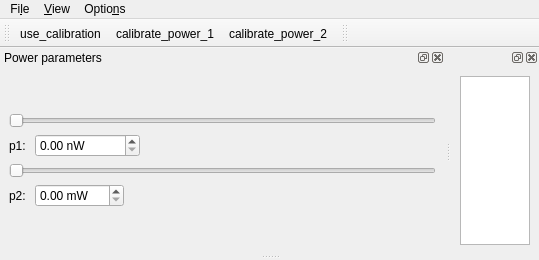
The window that src/qudi/gui/power_controller/ui_powercontroller.ui (bbuusshh/scudi) describes before a commit, drawn with Qt 5.
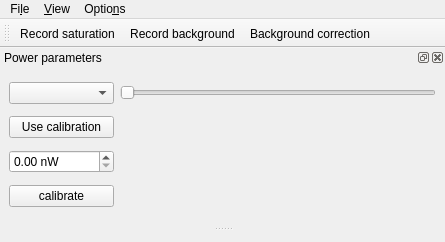
The same window after the commit. Icons and pictures are not drawn. Custom widgets are drawn as their Qt base class.

Commit message: better design

```diff
--- a/src/qudi/gui/power_controller/ui_powercontroller.ui
+++ b/src/qudi/gui/power_controller/ui_powercontroller.ui
@@ -6,10 +6,16 @@
    <rect>
     <x>0</x>
     <y>0</y>
-    <width>538</width>
-    <height>260</height>
+    <width>445</width>
+    <height>242</height>
    </rect>
   </property>
+  <property name="sizePolicy">
+   <sizepolicy hsizetype="Preferred" vsizetype="Preferred">
+    <horstretch>0</horstretch>
+    <verstretch>0</verstretch>
+   </sizepolicy>
+  </property>
   <property name="windowTitle">
    <string>Power controller</string>
   </property>
@@ -22,7 +28,7 @@
     <rect>
      <x>0</x>
      <y>0</y>
-     <width>538</width>
+     <width>445</width>
      <height>21</height>
     </rect>
    </property>
@@ -42,26 +48,11 @@
     <property name="title">
      <string>Optio&amp;ns</string>
     </property>
-    <addaction name="action_FitSettings"/>
    </widget>
    <addaction name="menuLaserscan"/>
    <addaction name="menuView"/>
    <addaction name="menuOptions"/>
   </widget>
-  <widget class="QToolBar" name="background_ToolBar">
-   <property name="windowTitle">
-    <string>toolBar</string>
-   </property>
-   <attribute name="toolBarArea">
-    <enum>TopToolBarArea</enum>
-   </attribute>
-   <attribute name="toolBarBreak">
-    <bool>false</bool>
-   </attribute>
-   <addaction name="actionuse_calibration"/>
-   <addaction name="calibrate_power_1_Action"/>
-   <addaction name="calibrate_power_2_Action"/>
-  </widget>
   <widget class="QToolBar" name="calibrationToolBar">
    <property name="windowTitle">
     <string>toolBar</string>
@@ -72,6 +63,9 @@
    <attribute name="toolBarBreak">
     <bool>false</bool>
    </attribute>
+   <addaction name="actionRecord_saturation"/>
+   <addaction name="actionRecord_background"/>
+   <addaction name="actionBackground_correction"/>
   </widget>
   <widget class="QDockWidget" name="powerDockWidget">
    <property name="minimumSize">
@@ -95,14 +89,10 @@
    <widget class="QWidget" name="dockWidgetContents_2">
     <layout class="QGridLayout" name="gridLayout">
      <item row="0" column="0">
-      <layout class="QVBoxLayout" name="verticalLayout_4">
-       <property name="sizeConstraint">
-        <enum>QLayout::SetMaximumSize</enum>
-       </property>
-       <item>
-        <layout class="QVBoxLayout" name="verticalLayout">
-         <item>
-          <widget class="QSlider" name="p1HorizontalSlider">
+      <widget class="QComboBox" name="channel_comboBox"/>
+     </item>
+     <item row="0" column="1">
+      <widget class="QSlider" name="powerHorizontalSlider">
            <property name="maximum">
             <number>360</number>
            </property>
@@ -111,23 +101,15 @@
            </property>
           </widget>
          </item>
-         <item>
-          <layout class="QHBoxLayout" name="horizontalLayout_3">
-           <item>
-            <widget class="QLabel" name="p1Label">
-             <property name="maximumSize">
-              <size>
-               <width>20</width>
-               <height>16777215</height>
-              </size>
-             </property>
+     <item row="1" column="0">
+      <widget class="QPushButton" name="use_calibration_Button">
              <property name="text">
-              <string>p1: </string>
+        <string>Use calibration</string>
              </property>
             </widget>
            </item>
-           <item>
-            <widget class="QDoubleSpinBox" name="power_1_doubleSpinBox">
+     <item row="2" column="0">
+      <widget class="QDoubleSpinBox" name="power_doubleSpinBox">
              <property name="enabled">
               <bool>true</bool>
              </property>
@@ -145,99 +127,15 @@
              </property>
             </widget>
            </item>
-           <item>
-            <spacer name="horizontalSpacer">
-             <property name="orientation">
-              <enum>Qt::Horizontal</enum>
-             </property>
-             <property name="sizeHint" stdset="0">
-              <size>
-               <width>40</width>
-               <height>20</height>
-              </size>
-             </property>
-            </spacer>
-           </item>
-          </layout>
-         </item>
-        </layout>
-       </item>
-       <item>
-        <layout class="QVBoxLayout" name="verticalLayout_3">
-         <item>
-          <widget class="QSlider" name="p2HorizontalSlider">
-           <property name="orientation">
-            <enum>Qt::Horizontal</enum>
-           </property>
-          </widget>
-         </item>
-         <item>
-          <layout class="QHBoxLayout" name="horizontalLayout_5">
-           <item>
-            <widget class="QLabel" name="p2Label">
-             <property name="maximumSize">
-              <size>
-               <width>20</width>
-               <height>16777215</height>
-              </size>
-             </property>
+     <item row="3" column="0">
+      <widget class="QPushButton" name="calibrate_Button">
              <property name="text">
-              <string>p2: </string>
-             </property>
-            </widget>
-           </item>
-           <item>
-            <widget class="QDoubleSpinBox" name="power_2_doubleSpinBox">
-             <property name="enabled">
+        <string>calibrate</string>
+       </property>
+       <property name="checkable">
               <bool>true</bool>
              </property>
-             <property name="sizePolicy">
-              <sizepolicy hsizetype="Preferred" vsizetype="Fixed">
-               <horstretch>0</horstretch>
-               <verstretch>0</verstretch>
-              </sizepolicy>
-             </property>
-             <property name="suffix">
-              <string> mW</string>
-             </property>
-             <property name="maximum">
-              <double>100.000000000000000</double>
-             </property>
-            </widget>
-           </item>
-           <item>
-            <spacer name="horizontalSpacer_2">
-             <property name="orientation">
-              <enum>Qt::Horizontal</enum>
-             </property>
-             <property name="sizeHint" stdset="0">
-              <size>
-               <width>40</width>
-               <height>20</height>
-              </size>
-             </property>
-            </spacer>
-           </item>
-          </layout>
-         </item>
-        </layout>
-       </item>
-      </layout>
-     </item>
-    </layout>
-   </widget>
-  </widget>
-  <widget class="QDockWidget" name="dockWidget">
-   <property name="features">
-    <set>QDockWidget::AllDockWidgetFeatures</set>
-   </property>
-   <attribute name="dockWidgetArea">
-    <number>4</number>
-   </attribute>
-   <widget class="QWidget" name="dockWidgetContents">
-    <layout class="QGridLayout" name="gridLayout_2">
-     <item row="0" column="0">
-      <widget class="PlotWidget" name="plotWidget"/>
+      </widget>
      </item>
     </layout>
    </widget>
@@ -245,96 +143,36 @@
   <action name="actionClose">
    <property name="icon">
     <iconset>
-     <normaloff>C:/Users/YY3/artwork/icons/oxygen/22x22/application-exit.png</normaloff>C:/Users/YY3/artwork/icons/oxygen/22x22/application-exit.png</iconset>
+     <normaloff>../../../../../../../../../../YY3/artwork/icons/oxygen/22x22/application-exit.png</normaloff>../../../../../../../../../../YY3/artwork/icons/oxygen/22x22/application-exit.png</iconset>
    </property>
    <property name="text">
     <string>&amp;Close</string>
    </property>
   </action>
-  <action name="rec_saturation_1_Action">
-   <property name="icon">
-    <iconset>
-     <normaloff>C:/Users/YY3/artwork/icons/qudiTheme/22x22/record-counter.png</normaloff>C:/Users/YY3/artwork/icons/qudiTheme/22x22/record-counter.png</iconset>
-   </property>
-   <property name="text">
-    <string>Saturation 1</string>
-   </property>
-   <property name="toolTip">
-    <string>Record saturation (A)</string>
-   </property>
-   <property name="shortcut">
-    <string>A</string>
-   </property>
-  </action>
   <action name="restore_default_view_Action">
    <property name="text">
     <string>&amp;Restore default view</string>
    </property>
   </action>
-  <action name="calibrate_power_1_Action">
-   <property name="checkable">
-    <bool>true</bool>
-   </property>
+  <action name="actionRecord_saturation">
    <property name="text">
-    <string>calibrate_power_1</string>
+    <string>Record saturation</string>
    </property>
-   <property name="toolTip">
-    <string>Calibrate power wheel 1</string>
-   </property>
-   <property name="shortcut">
-    <string>D</string>
-   </property>
   </action>
-  <action name="action_FitSettings">
+  <action name="actionRecord_background">
    <property name="text">
-    <string>&amp;Fit settings</string>
+    <string>Record background</string>
    </property>
   </action>
-  <action name="calibrate_power_2_Action">
+  <action name="actionBackground_correction">
    <property name="checkable">
     <bool>true</bool>
    </property>
    <property name="text">
-    <string>calibrate_power_2</string>
-   </property>
-   <property name="toolTip">
-    <string>Calibrate power wheel 2</string>
-   </property>
-   <property name="shortcut">
-    <string>D</string>
-   </property>
-  </action>
-  <action name="rec_saturation_2_Action">
-   <property name="icon">
-    <iconset>
-     <normaloff>C:/Users/YY3/artwork/icons/qudiTheme/22x22/record-counter.png</normaloff>C:/Users/YY3/artwork/icons/qudiTheme/22x22/record-counter.png</iconset>
-   </property>
-   <property name="text">
-    <string>Saturation 2</string>
-   </property>
-   <property name="toolTip">
-    <string>Record saturation (A)</string>
-   </property>
-   <property name="shortcut">
-    <string>A</string>
-   </property>
-  </action>
-  <action name="actionuse_calibration">
-   <property name="checkable">
-    <bool>true</bool>
-   </property>
-   <property name="text">
-    <string>use_calibration</string>
+    <string>Background correction</string>
    </property>
   </action>
  </widget>
- <customwidgets>
-  <customwidget>
-   <class>PlotWidget</class>
-   <extends>QGraphicsView</extends>
-   <header>pyqtgraph</header>
-  </customwidget>
- </customwidgets>
  <resources/>
  <connections>
   <connection>
```
Lines whose indentation alone changed are shown as unchanged. The commit also changes 2 other files.
